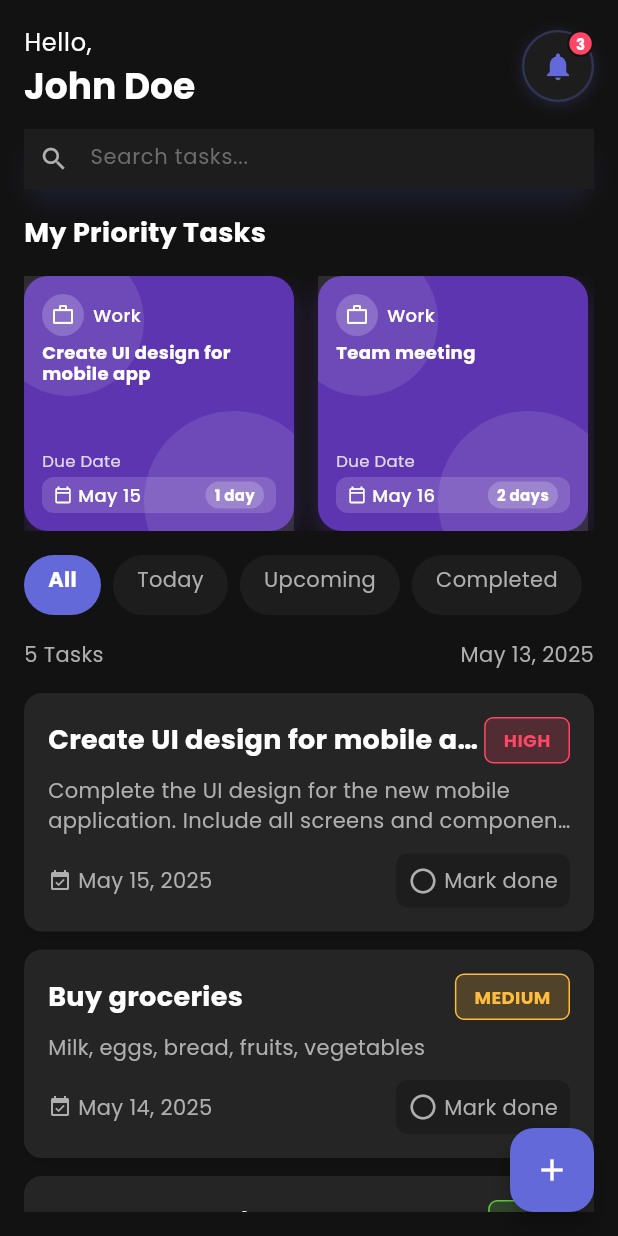
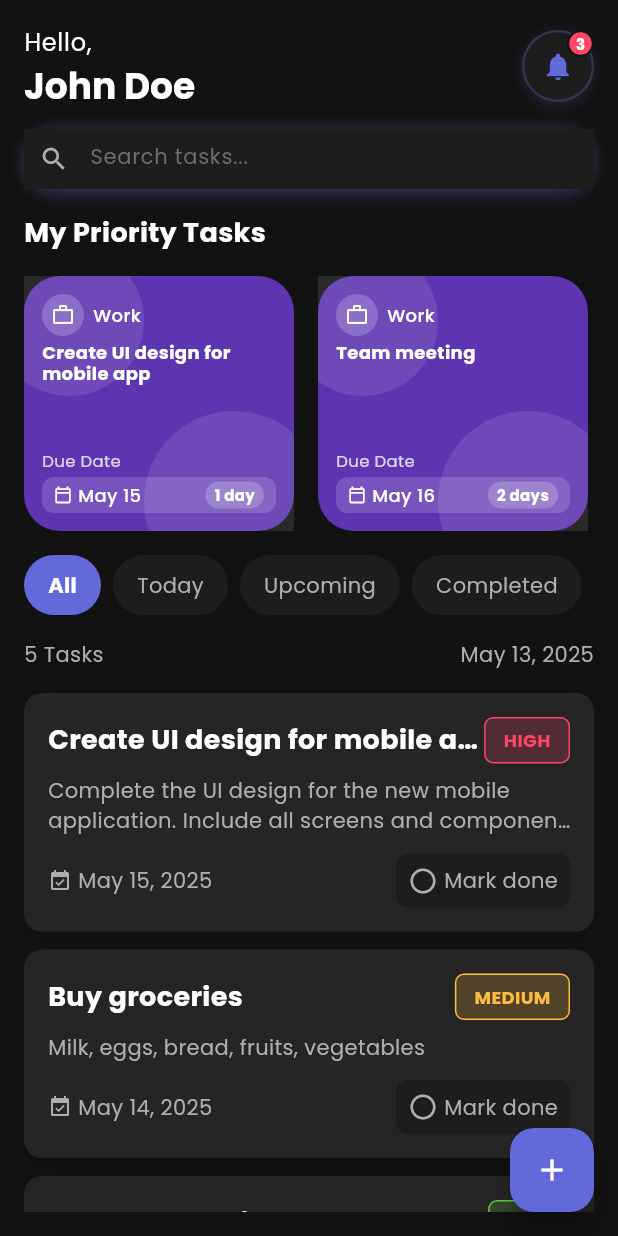
Before and after one commit to SdAm1n/taskoro, a Flutter app: the HomeScreen screen opened directly, on a phone screen of 412 x 824 dp. Run offline on Flutter 3.47's test engine with Material 3 defaults, Android fonts, the phone set to English and light mode, and no system bars; drawn by our look-alikes of flutter_slidable; our stand-ins replace google_fonts, shared_preferences, table_calendar; accounts and stored records are empty.

Commit message:
some general ui fix

```diff
--- a/lib/screens/home_screen.dart
+++ b/lib/screens/home_screen.dart
@@ -110,19 +110,7 @@ class _HomeScreenState extends State<HomeScreen> {
         margin: const EdgeInsets.only(right: 16),
         decoration: BoxDecoration(
           color: cardColor,
-          borderRadius: BorderRadius.circular(16),
-          boxShadow: [
-            BoxShadow(
-              color: cardColor.withOpacity(0.4),
-              blurRadius: 12,
-              offset: const Offset(0, 6),
-            ),
-            BoxShadow(
-              color: Colors.black.withOpacity(0.05),
-              blurRadius: 1,
-              offset: const Offset(0, 1),
-            ),
-          ],
+          borderRadius: BorderRadius.circular(24),
         ),
         child: Stack(
           children: [
@@ -293,9 +281,8 @@ class _HomeScreenState extends State<HomeScreen> {
         ),
       ),
     );
-  }
+  } // Helper method to get category name
 
-  // Helper method to get category name
   String _getCategoryName(TaskCategory category) {
     switch (category) {
       case TaskCategory.work:
@@ -444,14 +431,28 @@ class _HomeScreenState extends State<HomeScreen> {
                       const SizedBox(height: 14),
 
                       // Modern Search bar with pill-shaped shadow
-                      PhysicalModel(
-                        color: Colors.transparent,
-                        borderRadius: BorderRadius.circular(24),
-                        elevation: 6,
-                        shadowColor:
+                      Container(
+                        decoration: BoxDecoration(
+                          boxShadow: [
+                            BoxShadow(
+                              color:
+                                  isDarkMode
+                                      ? AppTheme.primaryColor.withOpacity(0.2)
+                                      : Colors.black.withOpacity(0.1),
+                              blurRadius: 8,
+                              offset: const Offset(0, -2), // Shadow at top
+                            ),
+                            BoxShadow(
+                              color:
                                   isDarkMode
                                       ? AppTheme.primaryColor.withOpacity(0.3)
                                       : Colors.black.withOpacity(0.15),
+                              blurRadius: 8,
+                              offset: const Offset(0, 4), // Shadow at bottom
+                            ),
+                          ],
+                          borderRadius: BorderRadius.circular(32),
+                        ),
                         child: Container(
                           height: 40,
                           decoration: BoxDecoration(
@@ -459,7 +460,7 @@ class _HomeScreenState extends State<HomeScreen> {
                                 isDarkMode
                                     ? Colors.white.withOpacity(0.05)
                                     : Colors.black.withOpacity(0.03),
-                            borderRadius: BorderRadius.circular(24),
+                            borderRadius: BorderRadius.circular(32),
                           ),
                           child: TextField(
                             controller: _searchController,
@@ -506,7 +507,6 @@ class _HomeScreenState extends State<HomeScreen> {
                           ),
                         ),
                       ),
-
                       const SizedBox(height: 16),
 
                       // Expanded to make the rest of the content scrollable
@@ -548,17 +548,22 @@ class _HomeScreenState extends State<HomeScreen> {
                               // Filter tabs
                               SizedBox(
                                 height: 40,
+                                child: Center(
                                   child: ListView(
                                     scrollDirection: Axis.horizontal,
                                     children: [
                                       _buildFilterChip(context.tr('all'), 0),
                                       _buildFilterChip(context.tr('today'), 1),
-                                    _buildFilterChip(context.tr('upcoming'), 2),
+                                      _buildFilterChip(
+                                        context.tr('upcoming'),
+                                        2,
+                                      ),
                                       _buildFilterChip(
                                         context.tr('completed'),
                                         3,
                                       ),
                                     ],
+                                  ),
                                 ),
                               ),
 
@@ -774,8 +779,10 @@ class _HomeScreenState extends State<HomeScreen> {
                   : AppTheme.lightSurfaceColor,
           borderRadius: BorderRadius.circular(20),
         ),
+        child: Center(
           child: Text(
             label,
+            textAlign: TextAlign.center,
             style: TextStyle(
               color:
                   isSelected
@@ -787,6 +794,7 @@ class _HomeScreenState extends State<HomeScreen> {
             ),
           ),
         ),
+      ),
     );
   }
 }
```
Also changed, not shown: 1 other file. Lines whose indentation alone changed are shown as unchanged.
